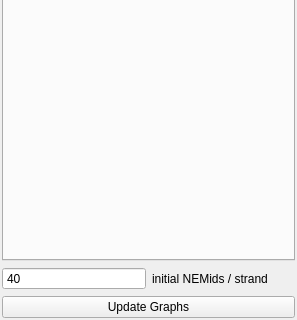
First picture: the form in config/panel.ui, repository NATuG3/NATuG3, before the edit; both pictures show x 0 to 297 and y 215 to 535 of the 297 by 535 pixel window.
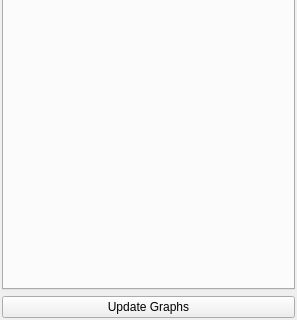
Second picture: the form after the edit.

```diff
--- a/config/panel.ui
+++ b/config/panel.ui
@@ -55,48 +55,6 @@
      </widget>
     </widget>
    </item>
-   <item>
-    <layout class="QHBoxLayout" name="panel_settings_layout">
-     <item>
-      <widget class="QSpinBox" name="initial_NEMids">
-       <property name="statusTip">
-        <string>Generate this many NEMids per domain strand (before junctions are made)</string>
-       </property>
-       <property name="buttonSymbols">
-        <enum>QAbstractSpinBox::NoButtons</enum>
-       </property>
-       <property name="minimum">
-        <number>0</number>
-       </property>
-       <property name="maximum">
-        <number>50000</number>
-       </property>
-       <property name="singleStep">
-        <number>10</number>
-       </property>
-       <property name="value">
-        <number>40</number>
-       </property>
-      </widget>
-     </item>
-     <item>
-      <widget class="QLabel" name="initial_NEMids_label">
-       <property name="toolTip">
-        <string/>
-       </property>
-       <property name="toolTipDuration">
-        <number>-1</number>
-       </property>
-       <property name="statusTip">
-        <string>Number of initial NEMids to generate for each strand of each domain</string>
-       </property>
-       <property name="text">
-        <string>initial NEMids / strand</string>
-       </property>
-      </widget>
-     </item>
-    </layout>
-   </item>
    <item>
     <widget class="QPushButton" name="update_graphs">
      <property name="toolTip">
```
